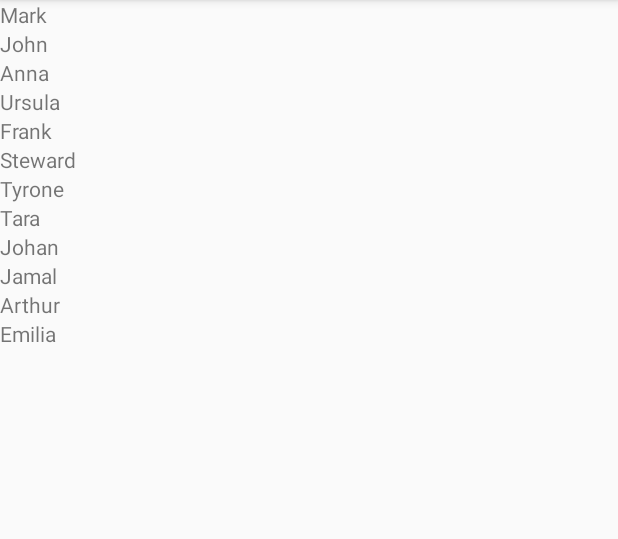
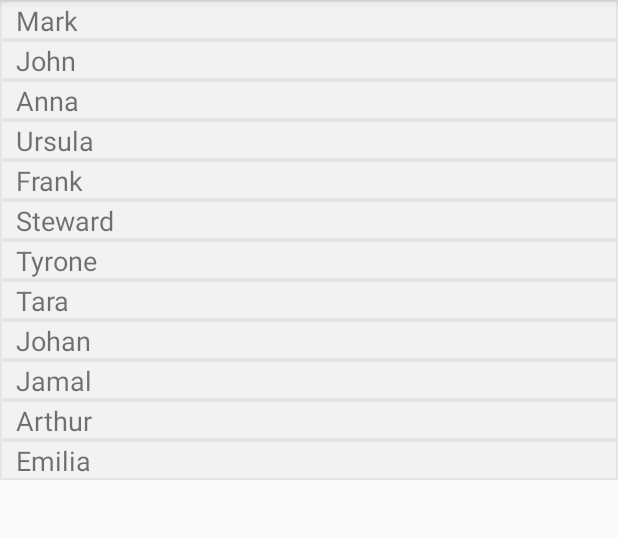
Before and after one commit to tetiana-horobets/android-user-management, an Android app: the screen it shows after launch (UserListActivity), on a phone screen of 412 x 824 dp, the part 84-623 px from its top. Run offline under Robolectric (Android 15) with nearby library versions, the phone set to English and light mode, and no system bars.

Commit message:
add design

```diff
--- a/app/src/main/java/com/example/tetiana/user_management/UserListActivity.java
+++ b/app/src/main/java/com/example/tetiana/user_management/UserListActivity.java
@@ -26,6 +26,8 @@ public class UserListActivity extends AppCompatActivity {
                 TableRow row = new TableRow(this);
                 final TextView textView = new TextView(this);
                 textView.setText(user.getName());
+                textView.setPadding(16, 2, 16, 1);
+                textView.setTextSize(18);
                 textView.setOnClickListener(new View.OnClickListener() {
 
                     @Override
@@ -36,6 +38,7 @@ public class UserListActivity extends AppCompatActivity {
                     }
                 });
                 row.addView(textView);
+                row.setBackgroundResource(R.drawable.row_borders);
                 table.addView(row);
             }
         } catch (Exception e) {
--- /dev/null
+++ b/app/src/main/res/drawable/row_borders.xml
@@ -0,0 +1,7 @@
+<?xml version="1.0" encoding="utf-8"?>
+<shape xmlns:android="http://schemas.android.com/apk/res/android" >
+
+    <solid android:color="#F2F2F2" />
+    <stroke android:width="1dp" android:color="#E6E6E6" />
+
+</shape>
```
